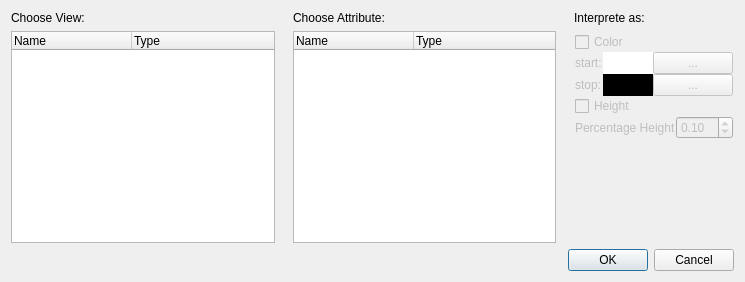
Before: the Qt Designer form src/dmaddlayerdialog.ui in iut-ibk/DynaMind-ToolBox, drawn with Qt 5.
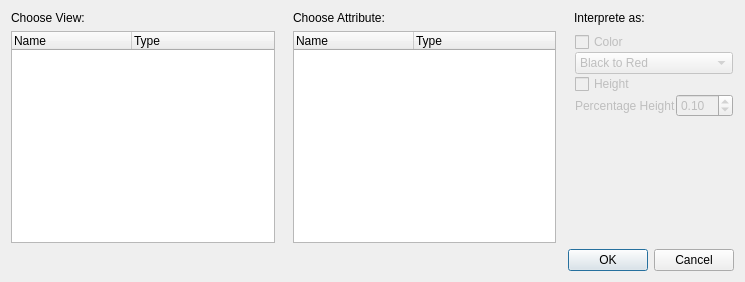
After: the same form once the commit is applied.

```diff
--- a/src/dmaddlayerdialog.ui
+++ b/src/dmaddlayerdialog.ui
@@ -97,71 +97,14 @@
           <property name="spacing">
            <number>0</number>
           </property>
-          <item row="1" column="0">
-           <layout class="QGridLayout" name="gridLayout">
-            <item row="0" column="0">
-             <widget class="QLabel" name="label_4">
-              <property name="text">
-               <string>start:</string>
-              </property>
-             </widget>
-            </item>
-            <item row="0" column="1">
-             <widget class="QLabel" name="color_start_label">
-              <property name="minimumSize">
-               <size>
-                <width>50</width>
-                <height>0</height>
-               </size>
-              </property>
-              <property name="styleSheet">
-               <string notr="true">background-color: white</string>
-              </property>
-              <property name="text">
-               <string/>
-              </property>
-             </widget>
-            </item>
-            <item row="0" column="2">
-             <widget class="QPushButton" name="color_start_button">
-              <property name="text">
-               <string>...</string>
-              </property>
-             </widget>
-            </item>
-            <item row="1" column="0">
-             <widget class="QLabel" name="label_5">
-              <property name="text">
-               <string>stop:</string>
-              </property>
-             </widget>
-            </item>
-            <item row="1" column="1">
-             <widget class="QLabel" name="color_stop_label">
-              <property name="minimumSize">
-               <size>
-                <width>50</width>
-                <height>0</height>
-               </size>
-              </property>
-              <property name="styleSheet">
-               <string notr="true">background-color: black</string>
-              </property>
-              <property name="text">
-               <string/>
-              </property>
-             </widget>
-            </item>
-            <item row="1" column="2">
-             <widget class="QPushButton" name="color_stop_button">
-              <property name="text">
-               <string>...</string>
-              </property>
-             </widget>
-            </item>
-           </layout>
+          <item row="0" column="0">
+           <widget class="QCheckBox" name="colorCheckBox">
+            <property name="text">
+             <string>Color</string>
+            </property>
+           </widget>
           </item>
-          <item row="3" column="0">
+          <item row="4" column="0">
            <layout class="QHBoxLayout" name="horizontalLayout">
             <item>
              <widget class="QLabel" name="label_8">
@@ -197,20 +140,83 @@
             </item>
            </layout>
           </item>
-          <item row="0" column="0">
-           <widget class="QCheckBox" name="colorCheckBox">
-            <property name="text">
-             <string>Color</string>
-            </property>
-           </widget>
+          <item row="1" column="0">
+           <layout class="QGridLayout" name="gridLayout"/>
           </item>
-          <item row="2" column="0">
+          <item row="3" column="0">
            <widget class="QCheckBox" name="heightCheckBox">
             <property name="text">
              <string>Height</string>
             </property>
            </widget>
           </item>
+          <item row="2" column="0">
+           <widget class="QComboBox" name="colorRamp">
+            <property name="enabled">
+             <bool>false</bool>
+            </property>
+            <item>
+             <property name="text">
+              <string>Black to Red</string>
+             </property>
+            </item>
+            <item>
+             <property name="text">
+              <string>White to Red</string>
+             </property>
+            </item>
+            <item>
+             <property name="text">
+              <string>Black to Green</string>
+             </property>
+            </item>
+            <item>
+             <property name="text">
+              <string>White to Green</string>
+             </property>
+            </item>
+            <item>
+             <property name="text">
+              <string>Black to Blue</string>
+             </property>
+            </item>
+            <item>
+             <property name="text">
+              <string>White to Blue</string>
+             </property>
+            </item>
+            <item>
+             <property name="text">
+              <string>Black to Yellow</string>
+             </property>
+            </item>
+            <item>
+             <property name="text">
+              <string>White to Yellow</string>
+             </property>
+            </item>
+            <item>
+             <property name="text">
+              <string>Black to Orange</string>
+             </property>
+            </item>
+            <item>
+             <property name="text">
+              <string>White to Orange</string>
+             </property>
+            </item>
+            <item>
+             <property name="text">
+              <string>White to Black</string>
+             </property>
+            </item>
+            <item>
+             <property name="text">
+              <string>Rainbow</string>
+             </property>
+            </item>
+           </widget>
+          </item>
          </layout>
         </item>
         <item>
```
Left out of the diff: 54 changed lines with no effect on the pictures.
